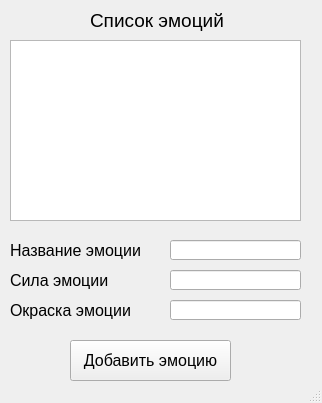
Before: the Qt Designer form Settings.ui in tmshakirov/BSE_2019, drawn with Qt 5.
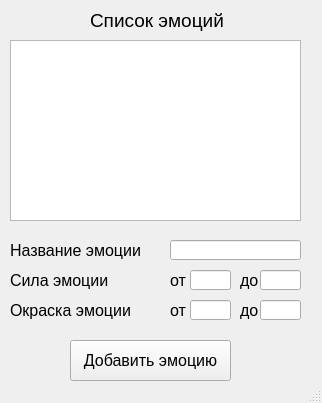
After: the same form once the commit is applied.

```diff
--- a/Settings.ui
+++ b/Settings.ui
@@ -109,9 +109,9 @@
    <widget class="QLineEdit" name="emotionStrength">
     <property name="geometry">
      <rect>
-      <x>170</x>
+      <x>190</x>
       <y>270</y>
-      <width>131</width>
+      <width>41</width>
       <height>20</height>
      </rect>
     </property>
@@ -119,9 +119,9 @@
    <widget class="QLineEdit" name="emotionColor">
     <property name="geometry">
      <rect>
-      <x>170</x>
+      <x>190</x>
       <y>300</y>
-      <width>131</width>
+      <width>41</width>
       <height>20</height>
      </rect>
     </property>
@@ -144,6 +144,98 @@
      <string>Добавить эмоцию</string>
     </property>
    </widget>
+   <widget class="QLineEdit" name="emotionStrength2">
+    <property name="geometry">
+     <rect>
+      <x>260</x>
+      <y>270</y>
+      <width>41</width>
+      <height>20</height>
+     </rect>
+    </property>
+   </widget>
+   <widget class="QLineEdit" name="emotionColor2">
+    <property name="geometry">
+     <rect>
+      <x>260</x>
+      <y>300</y>
+      <width>41</width>
+      <height>20</height>
+     </rect>
+    </property>
+   </widget>
+   <widget class="QLabel" name="emotionStrengthLabel_2">
+    <property name="geometry">
+     <rect>
+      <x>170</x>
+      <y>270</y>
+      <width>21</width>
+      <height>21</height>
+     </rect>
+    </property>
+    <property name="font">
+     <font>
+      <pointsize>12</pointsize>
+     </font>
+    </property>
+    <property name="text">
+     <string>от</string>
+    </property>
+   </widget>
+   <widget class="QLabel" name="emotionStrengthLabel_3">
+    <property name="geometry">
+     <rect>
+      <x>170</x>
+      <y>300</y>
+      <width>21</width>
+      <height>21</height>
+     </rect>
+    </property>
+    <property name="font">
+     <font>
+      <pointsize>12</pointsize>
+     </font>
+    </property>
+    <property name="text">
+     <string>от</string>
+    </property>
+   </widget>
+   <widget class="QLabel" name="emotionStrengthLabel_4">
+    <property name="geometry">
+     <rect>
+      <x>240</x>
+      <y>270</y>
+      <width>21</width>
+      <height>21</height>
+     </rect>
+    </property>
+    <property name="font">
+     <font>
+      <pointsize>12</pointsize>
+     </font>
+    </property>
+    <property name="text">
+     <string>до</string>
+    </property>
+   </widget>
+   <widget class="QLabel" name="emotionStrengthLabel_5">
+    <property name="geometry">
+     <rect>
+      <x>240</x>
+      <y>300</y>
+      <width>21</width>
+      <height>21</height>
+     </rect>
+    </property>
+    <property name="font">
+     <font>
+      <pointsize>12</pointsize>
+     </font>
+    </property>
+    <property name="text">
+     <string>до</string>
+    </property>
+   </widget>
   </widget>
   <widget class="QStatusBar" name="statusbar"/>
  </widget>
```
Left out of the diff: 4 changed lines with no effect on the pictures.
